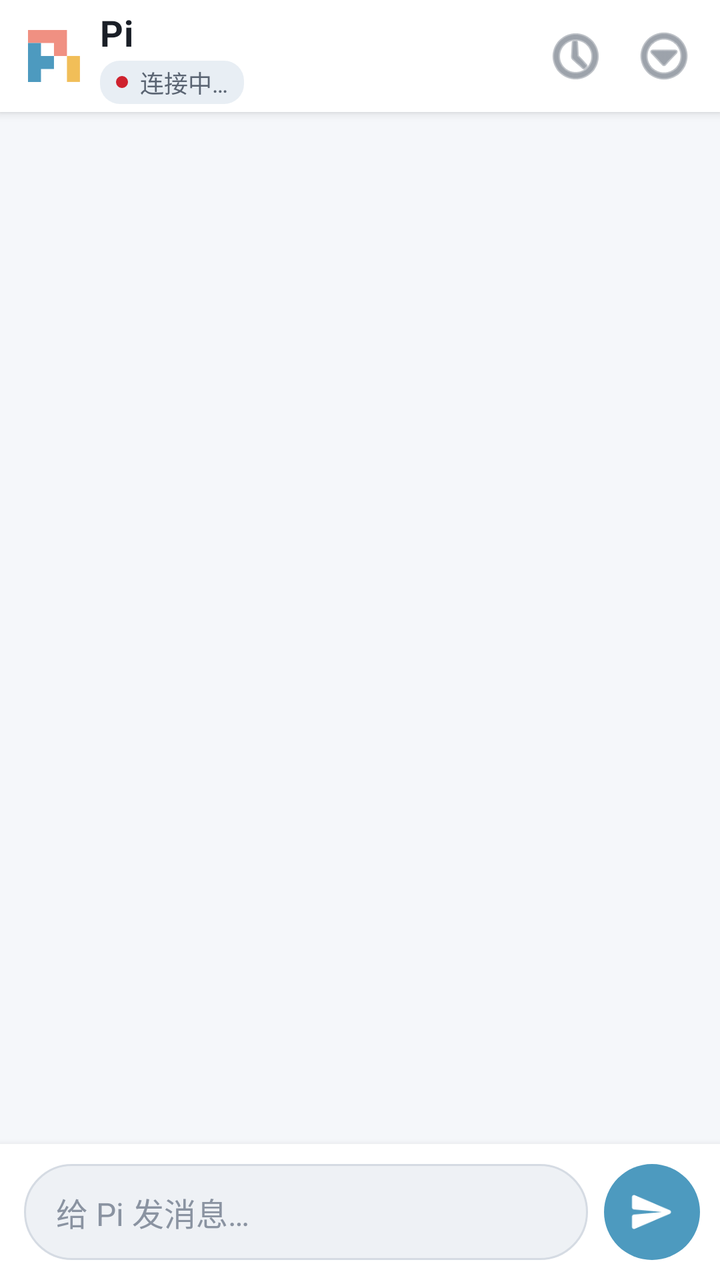
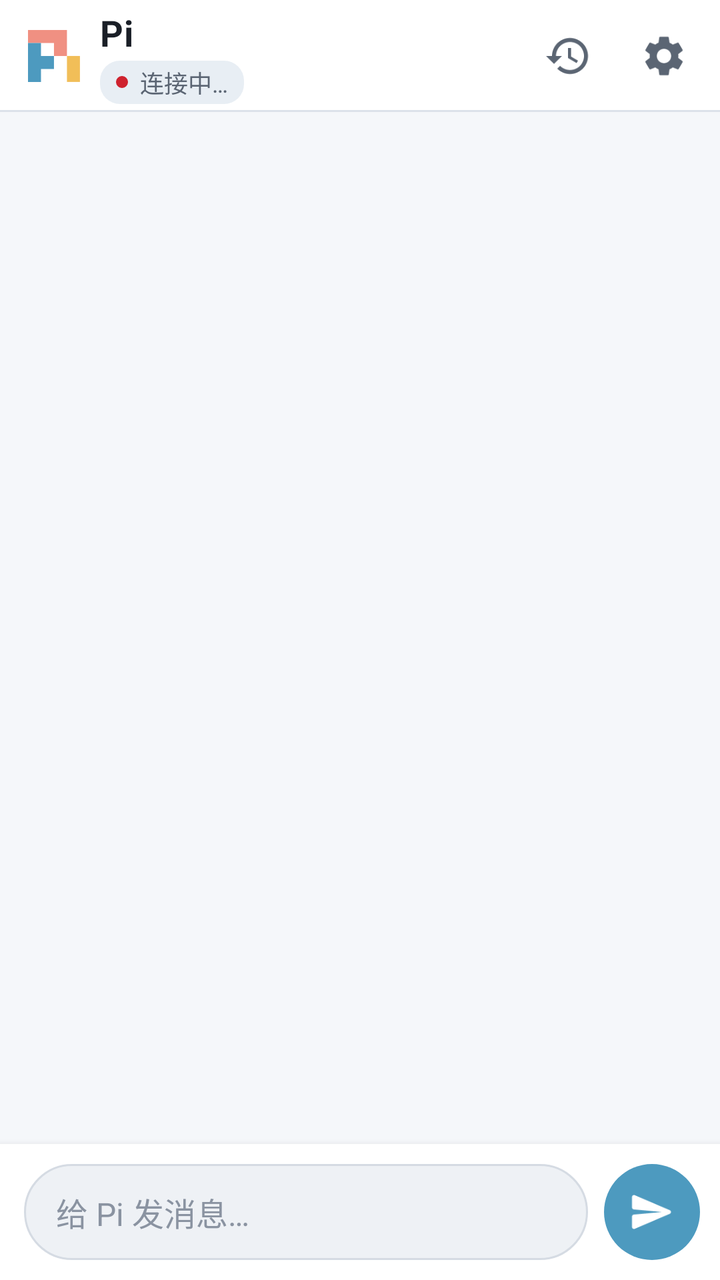

Before-and-after screenshots of an Android layout around one commit, followed by the original layout XML and the change that was made.
<!-- AndroidManifest.xml: application theme AppTheme -->
<!-- res/layout/activity_main.xml -->
<?xml version="1.0" encoding="utf-8"?>
<LinearLayout xmlns:android="http://schemas.android.com/apk/res/android"
    android:id="@+id/root"
    android:layout_width="match_parent"
    android:layout_height="match_parent"
    android:background="@color/bg_base"
    android:orientation="vertical">

    <LinearLayout
        android:id="@+id/top_bar"
        android:layout_width="match_parent"
        android:layout_height="wrap_content"
        android:background="@drawable/bg_toolbar"
        android:elevation="3dp"
        android:orientation="vertical">

        <LinearLayout
            android:id="@+id/toolbar_row"
            android:layout_width="match_parent"
            android:layout_height="56dp"
            android:gravity="center_vertical"
            android:orientation="horizontal"
            android:paddingStart="14dp"
            android:paddingEnd="6dp">

            <ImageView
                android:layout_width="26dp"
                android:layout_height="26dp"
                android:contentDescription="@string/app_name"
                android:src="@drawable/ic_pi_logo" />

            <LinearLayout
                android:layout_width="0dp"
                android:layout_height="wrap_content"
                android:layout_marginStart="10dp"
                android:layout_weight="1"
                android:orientation="vertical">

                <TextView
                    android:id="@+id/brand_title"
                    style="@style/ToolbarTitle"
                    android:layout_width="match_parent"
                    android:layout_height="wrap_content"
                    android:text="@string/app_name" />

                <LinearLayout
                    android:id="@+id/status_chip"
                    android:layout_width="wrap_content"
                    android:layout_height="wrap_content"
                    android:layout_marginTop="2dp"
                    android:background="@drawable/bg_status_chip"
                    android:gravity="center_vertical"
                    android:orientation="horizontal"
                    android:paddingStart="8dp"
                    android:paddingTop="2dp"
                    android:paddingEnd="8dp"
                    android:paddingBottom="2dp">

                    <View
                        android:id="@+id/status_dot"
                        android:layout_width="6dp"
                        android:layout_height="6dp"
                        android:background="@drawable/ic_status_dot" />

                    <TextView
                        android:id="@+id/status_text"
                        style="@style/StatusChipText"
                        android:layout_width="wrap_content"
                        android:layout_height="wrap_content"
                        android:layout_marginStart="6dp"
                        android:text="@string/status_connecting" />
                </LinearLayout>
            </LinearLayout>

            <ImageButton
                android:id="@+id/btn_sessions"
                android:layout_width="44dp"
                android:layout_height="44dp"
                android:background="?attr/selectableItemBackgroundBorderless"
                android:contentDescription="@string/action_sessions"
                android:src="@android:drawable/ic_menu_recent_history"
                android:tint="@color/text_secondary" />

            <ImageButton
                android:id="@+id/btn_menu"
                android:layout_width="44dp"
                android:layout_height="44dp"
                android:background="?attr/selectableItemBackgroundBorderless"
                android:contentDescription="@string/settings"
                android:src="@android:drawable/ic_menu_more"
                android:tint="@color/text_secondary" />
        </LinearLayout>
    </LinearLayout>

    <LinearLayout
        android:id="@+id/reconnect_banner"
        android:layout_width="match_parent"
        android:layout_height="wrap_content"
        android:background="@drawable/bg_reconnect_banner"
        android:gravity="center_vertical"
        android:orientation="horizontal"
        android:paddingStart="14dp"
        android:paddingTop="10dp"
        android:paddingEnd="8dp"
        android:paddingBottom="10dp"
        android:visibility="gone">

        <TextView
            android:id="@+id/reconnect_text"
            android:layout_width="0dp"
            android:layout_height="wrap_content"
            android:layout_weight="1"
            android:text="@string/reconnect_banner"
            android:textColor="@color/pi_salmon"
            android:textSize="13sp" />

        <com.google.android.material.button.MaterialButton
            android:id="@+id/reconnect_btn"
            style="@style/Widget.Material3.Button.TextButton"
            android:layout_width="wrap_content"
            android:layout_height="wrap_content"
            android:minWidth="0dp"
            android:text="@string/reconnect_action"
            android:textColor="@color/pi_blue" />
    </LinearLayout>

    <FrameLayout
        android:layout_width="match_parent"
        android:layout_height="0dp"
        android:layout_weight="1">

        <androidx.recyclerview.widget.RecyclerView
            android:id="@+id/messages"
            android:layout_width="match_parent"
            android:layout_height="match_parent"
            android:clipToPadding="false"
            android:overScrollMode="never"
            android:paddingTop="8dp"
            android:paddingBottom="12dp" />

        <ImageButton
            android:id="@+id/scroll_bottom"
            android:layout_width="44dp"
            android:layout_height="44dp"
            android:layout_gravity="bottom|end"
            android:layout_margin="16dp"
            android:background="@drawable/bg_send_button"
            android:contentDescription="@string/scroll_to_bottom"
            android:padding="10dp"
            android:scaleType="centerInside"
            android:src="@drawable/ic_scroll_down"
            android:tint="@color/md_theme_onPrimary"
            android:visibility="gone" />

        <LinearLayout
            android:id="@+id/empty_state"
            android:layout_width="match_parent"
            android:layout_height="wrap_content"
            android:layout_gravity="center"
            android:gravity="center_horizontal"
            android:orientation="vertical"
            android:paddingStart="28dp"
            android:paddingEnd="28dp"
            android:visibility="gone">

            <ImageView
                android:layout_width="56dp"
                android:layout_height="56dp"
                android:contentDescription="@string/app_name"
                android:src="@drawable/ic_pi_logo" />

            <TextView
                android:id="@+id/empty_title"
                android:layout_width="wrap_content"
                android:layout_height="wrap_content"
                android:layout_marginTop="18dp"
                android:text="@string/empty_title"
                android:textColor="@color/text_primary"
                android:textSize="20sp"
                android:textStyle="bold" />

            <TextView
                android:id="@+id/empty_body"
                android:layout_width="match_parent"
                android:layout_height="wrap_content"
                android:layout_marginTop="8dp"
                android:gravity="center"
                android:lineSpacingMultiplier="1.25"
                android:text="@string/empty_body"
                android:textColor="@color/text_secondary"
                android:textSize="14sp" />

            <com.google.android.material.button.MaterialButton
                android:id="@+id/empty_action"
                android:layout_width="wrap_content"
                android:layout_height="wrap_content"
                android:layout_marginTop="16dp"
                android:text="@string/empty_open_settings"
                android:visibility="gone" />

            <LinearLayout
                android:id="@+id/suggest_row"
                android:layout_width="match_parent"
                android:layout_height="wrap_content"
                android:layout_marginTop="22dp"
                android:gravity="center"
                android:orientation="vertical" />
        </LinearLayout>
    </FrameLayout>

    <LinearLayout
        android:id="@+id/actions"
        android:layout_width="match_parent"
        android:layout_height="wrap_content"
        android:background="@drawable/bg_actions_panel"
        android:orientation="vertical"
        android:paddingStart="14dp"
        android:paddingTop="12dp"
        android:paddingEnd="14dp"
        android:paddingBottom="12dp"
        android:visibility="gone">

        <TextView
            android:id="@+id/actions_title"
            android:layout_width="match_parent"
            android:layout_height="wrap_content"
            android:textColor="@color/pi_amber"
            android:textSize="14sp"
            android:textStyle="bold" />

        <EditText
            android:id="@+id/actions_input"
            android:layout_width="match_parent"
            android:layout_height="wrap_content"
            android:layout_marginTop="8dp"
            android:background="@drawable/bg_composer"
            android:hint=""
            android:maxLines="6"
            android:padding="12dp"
            android:textColor="@color/text_primary"
            android:textColorHint="@color/text_muted"
            android:textSize="15sp"
            android:visibility="gone" />

        <HorizontalScrollView
            android:layout_width="match_parent"
            android:layout_height="wrap_content"
            android:layout_marginTop="8dp"
            android:scrollbars="none">

            <LinearLayout
                android:id="@+id/actions_buttons"
                android:layout_width="wrap_content"
                android:layout_height="wrap_content"
                android:gravity="start"
                android:orientation="horizontal" />
        </HorizontalScrollView>
    </LinearLayout>

    <LinearLayout
        android:id="@+id/composer_bar"
        android:layout_width="match_parent"
        android:layout_height="wrap_content"
        android:background="@color/bg_elevated"
        android:elevation="6dp"
        android:gravity="bottom"
        android:orientation="horizontal"
        android:paddingStart="12dp"
        android:paddingTop="10dp"
        android:paddingEnd="10dp"
        android:paddingBottom="10dp">

        <EditText
            android:id="@+id/composer"
            style="@style/ComposerText"
            android:layout_width="0dp"
            android:layout_height="wrap_content"
            android:layout_weight="1"
            android:background="@drawable/bg_composer"
            android:hint="@string/hint_message"
            android:imeOptions="actionSend"
            android:inputType="textMultiLine|textCapSentences"
            android:maxLines="6"
            android:minHeight="48dp"
            android:paddingStart="16dp"
            android:paddingTop="12dp"
            android:paddingEnd="16dp"
            android:paddingBottom="12dp" />

        <ImageButton
            android:id="@+id/send"
            android:layout_width="48dp"
            android:layout_height="48dp"
            android:layout_marginStart="8dp"
            android:background="@drawable/bg_send_button"
            android:contentDescription="@string/action_send"
            android:padding="12dp"
            android:scaleType="centerInside"
            android:src="@drawable/ic_send"
            android:tint="@color/md_theme_onPrimary" />
    </LinearLayout>
</LinearLayout>
<!-- resources referenced by this layout -->
<resources>
  <color name="bg_base">#F5F7FA</color>
  <color name="pi_blue">#4D9ABF</color>
  <!-- drawable bg_toolbar (drawable) -->
  <?xml version="1.0" encoding="utf-8"?>
  <shape xmlns:android="http://schemas.android.com/apk/res/android"
      android:shape="rectangle">
      <solid android:color="@color/bg_elevated" />
  </shape>
  <!-- drawable ic_scroll_down (drawable) -->
  <?xml version="1.0" encoding="utf-8"?>
  <vector xmlns:android="http://schemas.android.com/apk/res/android"
      android:width="24dp"
      android:height="24dp"
      android:viewportWidth="24"
      android:viewportHeight="24">
      <path
          android:fillColor="#FFFFFFFF"
          android:pathData="M7.41,8.59 L12,13.17 L16.59,8.59 L18,10 L12,16 L6,10z" />
  </vector>
  <string name="action_send">发送</string>
  <string name="app_name">Pi</string>
  <string name="settings">设置</string>
  <color name="bg_chip">#E8EEF4</color>
  <!-- unchanged entries left out for length: 37 -->
</resources>

<!-- the commit's change to res/layout/activity_main.xml (unified diff, before → after) -->
@@ -11,7 +11,7 @@
         android:layout_width="match_parent"
         android:layout_height="wrap_content"
         android:background="@drawable/bg_toolbar"
-        android:elevation="3dp"
+        android:elevation="0dp"
         android:orientation="vertical">
 
         <LinearLayout
@@ -21,7 +21,7 @@
             android:gravity="center_vertical"
             android:orientation="horizontal"
             android:paddingStart="14dp"
-            android:paddingEnd="6dp">
+            android:paddingEnd="4dp">
 
             <ImageView
                 android:layout_width="26dp"
@@ -49,6 +49,9 @@
                     android:layout_height="wrap_content"
                     android:layout_marginTop="2dp"
                     android:background="@drawable/bg_status_chip"
+                    android:clickable="true"
+                    android:focusable="true"
+                    android:foreground="?attr/selectableItemBackgroundBorderless"
                     android:gravity="center_vertical"
                     android:orientation="horizontal"
                     android:paddingStart="8dp"
@@ -74,20 +77,24 @@
 
             <ImageButton
                 android:id="@+id/btn_sessions"
-                android:layout_width="44dp"
-                android:layout_height="44dp"
+                android:layout_width="48dp"
+                android:layout_height="48dp"
                 android:background="?attr/selectableItemBackgroundBorderless"
                 android:contentDescription="@string/action_sessions"
-                android:src="@android:drawable/ic_menu_recent_history"
+                android:padding="12dp"
+                android:scaleType="centerInside"
+                android:src="@drawable/ic_history"
                 android:tint="@color/text_secondary" />
 
             <ImageButton
-                android:id="@+id/btn_menu"
-                android:layout_width="44dp"
-                android:layout_height="44dp"
+                android:id="@+id/btn_settings"
+                android:layout_width="48dp"
+                android:layout_height="48dp"
                 android:background="?attr/selectableItemBackgroundBorderless"
                 android:contentDescription="@string/settings"
-                android:src="@android:drawable/ic_menu_more"
+                android:padding="12dp"
+                android:scaleType="centerInside"
+                android:src="@drawable/ic_settings"
                 android:tint="@color/text_secondary" />
         </LinearLayout>
     </LinearLayout>
@@ -140,16 +147,17 @@
 
         <ImageButton
             android:id="@+id/scroll_bottom"
-            android:layout_width="44dp"
-            android:layout_height="44dp"
-            android:layout_gravity="bottom|end"
-            android:layout_margin="16dp"
-            android:background="@drawable/bg_send_button"
+            android:layout_width="40dp"
+            android:layout_height="40dp"
+            android:layout_gravity="bottom|center_horizontal"
+            android:layout_marginBottom="10dp"
+            android:background="@drawable/bg_scroll_bottom"
             android:contentDescription="@string/scroll_to_bottom"
-            android:padding="10dp"
+            android:elevation="2dp"
+            android:padding="8dp"
             android:scaleType="centerInside"
             android:src="@drawable/ic_scroll_down"
-            android:tint="@color/md_theme_onPrimary"
+            android:tint="@color/text_secondary"
             android:visibility="gone" />
 
         <LinearLayout
@@ -207,6 +215,35 @@
                 android:orientation="vertical" />
         </LinearLayout>
     </FrameLayout>
+
+    <LinearLayout
+        android:id="@+id/slash_panel"
+        android:layout_width="match_parent"
+        android:layout_height="wrap_content"
+        android:background="@drawable/bg_slash_panel"
+        android:elevation="4dp"
+        android:orientation="vertical"
+        android:paddingTop="6dp"
+        android:paddingBottom="4dp"
+        android:visibility="gone">
+
+        <TextView
+            android:layout_width="match_parent"
+            android:layout_height="wrap_content"
+            android:paddingStart="16dp"
+            android:paddingEnd="16dp"
+            android:paddingBottom="4dp"
+            android:text="@string/slash_hint_title"
+            android:textColor="@color/text_muted"
+            android:textSize="12sp" />
+
+        <androidx.recyclerview.widget.RecyclerView
+            android:id="@+id/slash_list"
+            android:layout_width="match_parent"
+            android:layout_height="wrap_content"
+            android:nestedScrollingEnabled="false"
+            android:overScrollMode="never" />
+    </LinearLayout>
 
     <LinearLayout
         android:id="@+id/actions"
<!-- resource entries referenced after the edit -->
@@ -2,12 +2,58 @@
 <resources>
   <color name="bg_base">#F5F7FA</color>
   <color name="pi_blue">#4D9ABF</color>
-  <!-- drawable bg_toolbar (drawable) -->
+  <!-- drawable bg_scroll_bottom (drawable) -->
+  <?xml version="1.0" encoding="utf-8"?>
+  <ripple xmlns:android="http://schemas.android.com/apk/res/android"
+      android:color="@color/pi_blue_press">
+      <item>
+          <shape android:shape="oval">
+              <solid android:color="@color/bg_elevated" />
+              <stroke
+                  android:width="1dp"
+                  android:color="@color/divider" />
+              <size
+                  android:width="40dp"
+                  android:height="40dp" />
+          </shape>
+      </item>
+  </ripple>
+  <!-- drawable bg_slash_panel (drawable) -->
   <?xml version="1.0" encoding="utf-8"?>
   <shape xmlns:android="http://schemas.android.com/apk/res/android"
       android:shape="rectangle">
       <solid android:color="@color/bg_elevated" />
+      <stroke
+          android:width="1dp"
+          android:color="@color/divider" />
   </shape>
+  <!-- drawable bg_toolbar (drawable) -->
+  <?xml version="1.0" encoding="utf-8"?>
+  <layer-list xmlns:android="http://schemas.android.com/apk/res/android">
+      <item>
+          <shape android:shape="rectangle">
+              <solid android:color="@color/bg_elevated" />
+          </shape>
+      </item>
+      <item
+          android:gravity="bottom"
+          android:height="1dp">
+          <shape android:shape="rectangle">
+              <solid android:color="@color/divider" />
+          </shape>
+      </item>
+  </layer-list>
+  <!-- drawable ic_history (drawable) -->
+  <?xml version="1.0" encoding="utf-8"?>
+  <vector xmlns:android="http://schemas.android.com/apk/res/android"
+      android:width="24dp"
+      android:height="24dp"
+      android:viewportWidth="24"
+      android:viewportHeight="24">
+      <path
+          android:fillColor="#FF000000"
+          android:pathData="M13,3c-4.97,0 -9,4.03 -9,9L1,12l3.89,3.89 0.07,0.14L9,12L6,12c0,-3.87 3.13,-7 7,-7s7,3.13 7,7 -3.13,7 -7,7c-1.93,0 -3.68,-0.79 -4.94,-2.06l-1.42,1.42C8.27,19.99 10.51,21 13,21c4.97,0 9,-4.03 9,-9s-4.03,-9 -9,-9zM12,8v5l4.28,2.54 0.72,-1.21 -3.5,-2.08V8H12z" />
+  </vector>
   <!-- drawable ic_scroll_down (drawable) -->
   <?xml version="1.0" encoding="utf-8"?>
   <vector xmlns:android="http://schemas.android.com/apk/res/android"
@@ -16,12 +62,25 @@
       android:viewportWidth="24"
       android:viewportHeight="24">
       <path
-          android:fillColor="#FFFFFFFF"
-          android:pathData="M7.41,8.59 L12,13.17 L16.59,8.59 L18,10 L12,16 L6,10z" />
+          android:fillColor="#FF000000"
+          android:pathData="M7.41,8.59L12,13.17l4.59,-4.58L18,10l-6,6 -6,-6 1.41,-1.41z" />
+  </vector>
+  <!-- drawable ic_settings (drawable) -->
+  <?xml version="1.0" encoding="utf-8"?>
+  <vector xmlns:android="http://schemas.android.com/apk/res/android"
+      android:width="24dp"
+      android:height="24dp"
+      android:viewportWidth="24"
+      android:viewportHeight="24">
+      <path
+          android:fillColor="#FF000000"
+          android:pathData="M19.14,12.94c0.04,-0.31 0.06,-0.63 0.06,-0.94c0,-0.31 -0.02,-0.63 -0.06,-0.94l2.03,-1.58c0.18,-0.14 0.23,-0.41 0.12,-0.61l-1.92,-3.32c-0.12,-0.22 -0.37,-0.29 -0.59,-0.22l-2.39,0.96c-0.5,-0.38 -1.03,-0.7 -1.62,-0.94L14.4,2.81c-0.04,-0.24 -0.24,-0.41 -0.48,-0.41h-3.84c-0.24,0 -0.43,0.17 -0.47,0.41L9.25,5.35C8.66,5.59 8.12,5.92 7.63,6.29L5.24,5.33c-0.22,-0.08 -0.47,0 -0.59,0.22L2.74,8.87C2.62,9.08 2.66,9.34 2.86,9.48l2.03,1.58C4.84,11.37 4.82,11.69 4.82,12s0.02,0.63 0.06,0.94l-2.03,1.58c-0.18,0.14 -0.23,0.41 -0.12,0.61l1.92,3.32c0.12,0.22 0.37,0.29 0.59,0.22l2.39,-0.96c0.5,0.38 1.03,0.7 1.62,0.94l0.36,2.54c0.05,0.24 0.24,0.41 0.48,0.41h3.84c0.24,0 0.44,-0.17 0.47,-0.41l0.36,-2.54c0.59,-0.24 1.13,-0.56 1.62,-0.94l2.39,0.96c0.22,0.08 0.47,0 0.59,-0.22l1.92,-3.32c0.12,-0.22 0.07,-0.47 -0.12,-0.61L19.14,12.94zM12,15.6c-1.98,0 -3.6,-1.62 -3.6,-3.6s1.62,-3.6 3.6,-3.6s3.6,1.62 3.6,3.6S13.98,15.6 12,15.6z" />
   </vector>
   <string name="action_send">发送</string>
   <string name="app_name">Pi</string>
   <string name="settings">设置</string>
+  <string name="slash_hint_title">命令</string>
+  <color name="divider">#DCE2EA</color>
   <color name="bg_chip">#E8EEF4</color>
   <!-- unchanged entries left out for length: 37 -->
 </resources>
